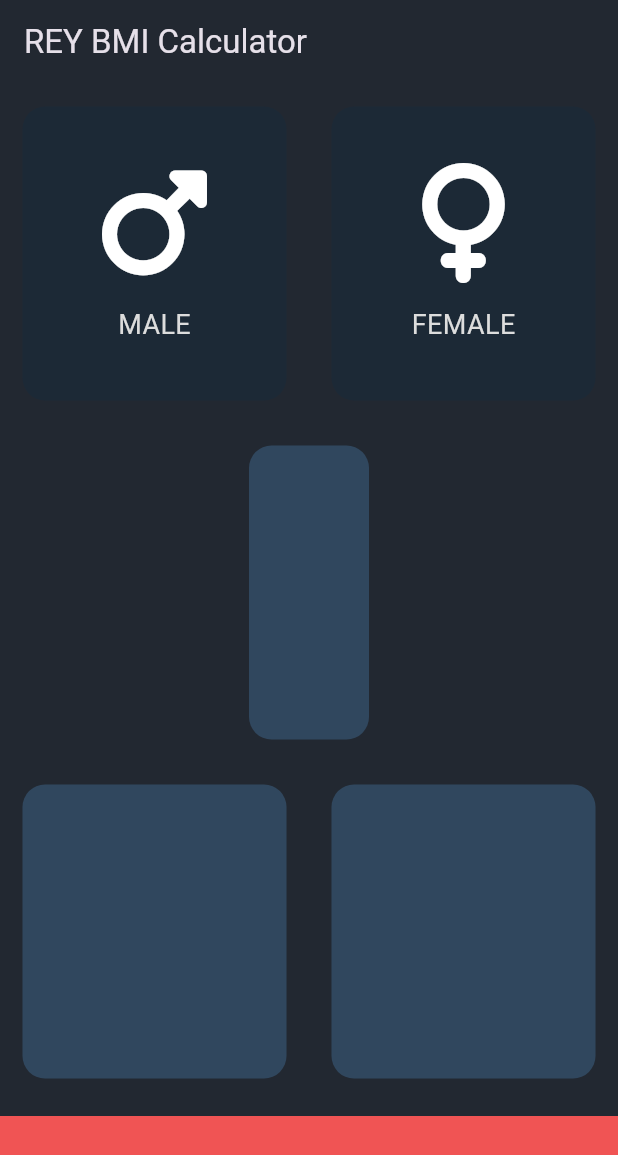
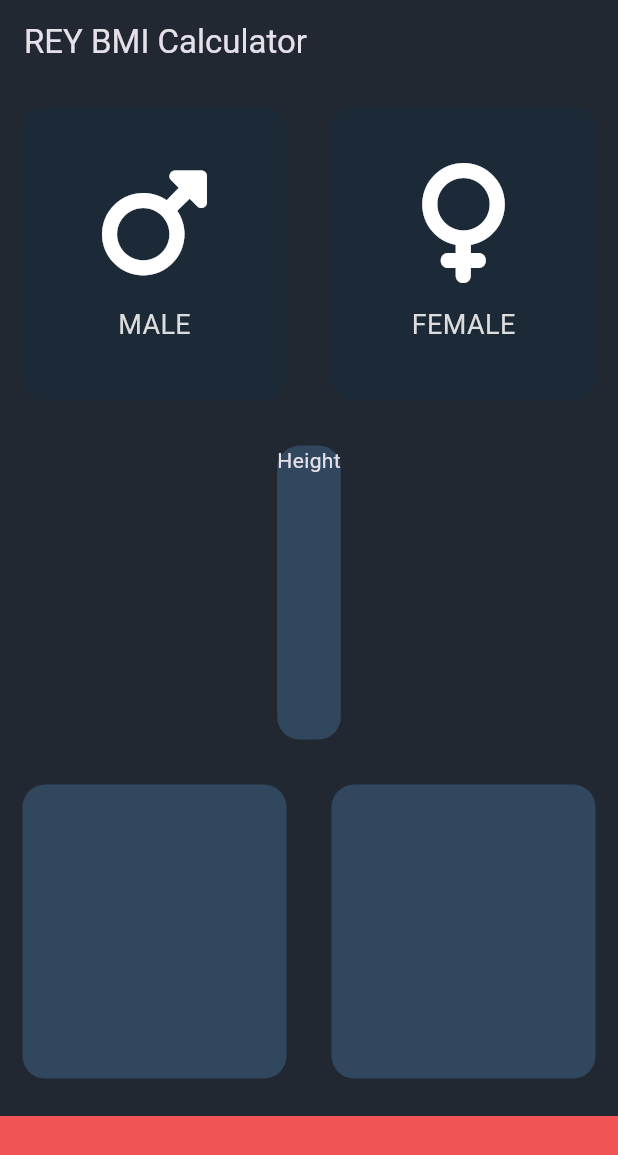
Before and after one commit to UnknownVisuals/bmi_calculator, a Flutter app: the screen it shows after launch, on a phone screen of 412 x 824 dp. Shown: the top 1155 px of the screen. Run offline on Flutter 3.47's test engine with Material 3 defaults, Android fonts, the phone set to English and light mode, and no system bars; our stand-ins replace font_awesome_flutter.

Commit message:
seperate constants to new dart file

```diff
--- /dev/null
+++ b/lib/constants.dart
@@ -0,0 +1,12 @@
+import 'package:flutter/material.dart';
+
+const bottomContainerHeight = 80.0;
+const appBarBackgroundColor = Color(0xFF222831);
+const activeCardColor = Color(0xFF30475E);
+const inactiveCardColor = Color.fromARGB(255, 28, 41, 54);
+const bottomContainerColor = Color(0xFFF05454);
+
+const labelTextStyle = TextStyle(
+  fontSize: 18.0,
+  color: Color(0xFFDDDDDD),
+);
--- a/lib/icon_content.dart
+++ b/lib/icon_content.dart
@@ -1,9 +1,5 @@
 import 'package:flutter/material.dart';
-
-const labelTextStyle = TextStyle(
-  fontSize: 18.0,
-  color: Color(0xFFDDDDDD),
-);
+import 'package:bmi_calculator/constants.dart';
 
 class IconContent extends StatelessWidget {
   const IconContent({super.key, this.icon, this.label = ""});
--- a/lib/input_page.dart
+++ b/lib/input_page.dart
@@ -2,12 +2,7 @@ import 'package:flutter/material.dart';
 import 'package:font_awesome_flutter/font_awesome_flutter.dart';
 import 'package:bmi_calculator/reusable_card.dart';
 import 'package:bmi_calculator/icon_content.dart';
-
-const bottomContainerHeight = 80.0;
-const appBarBackgroundColor = Color(0xFF222831);
-const activeCardColor = Color(0xFF30475E);
-const inactiveCardColor = Color.fromARGB(255, 28, 41, 54);
-const bottomContainerColor = Color(0xFFF05454);
+import 'package:bmi_calculator/constants.dart';
 
 enum Gender {
   male,
@@ -70,7 +65,11 @@ class _InputPageState extends State<InputPage> {
           const Expanded(
             child: ReusableCard(
               colour: activeCardColor,
-              cardChild: IconContent(),
+              cardChild: Column(
+                children: <Widget>[
+                  Text("Height"),
+                ],
+              ),
             ),
           ),
           const Expanded(
```
